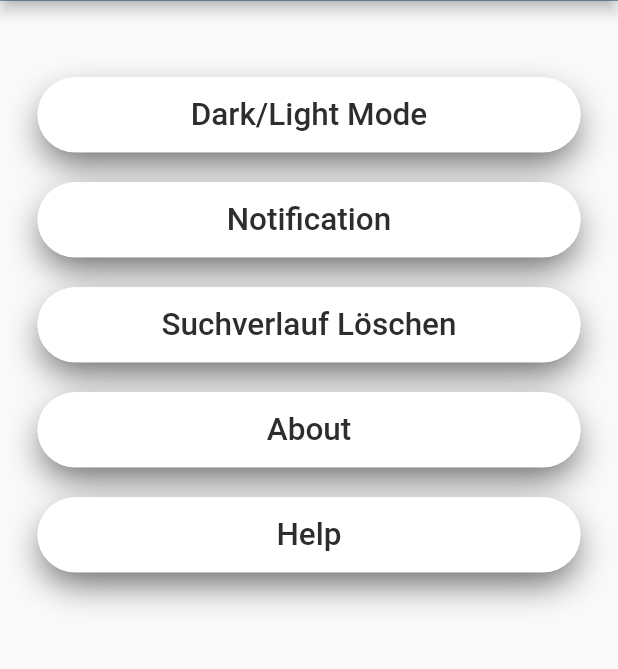
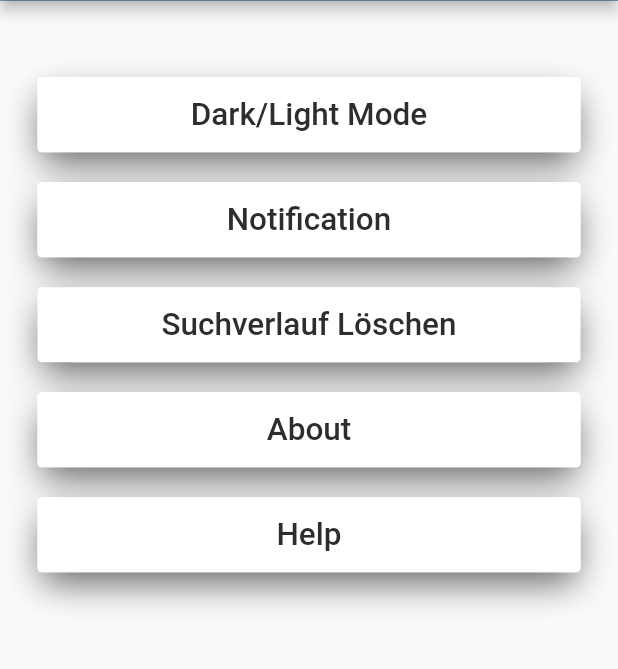
Before and after one commit to dimitarKolev99/flutter_project, a Flutter app: the ProfilePage screen opened directly, on a phone screen of 412 x 824 dp, the part 82-751 px from its top. Run offline on Flutter 3.47's test engine with Material 2 defaults, Android fonts, the phone set to English and light mode, and no system bars; our stand-ins replace flutter_local_notifications, google_fonts, line_awesome_flutter, mobx, shared_preferences, timezone; accounts and stored records are empty; network calls fail.

Commit message:
profil changes
changed card border and app bar in dark mode

```diff
--- a/lib/view/profile.dart
+++ b/lib/view/profile.dart
@@ -35,14 +35,14 @@ class _ProfilePageState extends State<ProfilePage> {
     ThemeChanger _themeChanger = Provider.of<ThemeChanger>(context);
 
     MediaQueryData _mediaQueryData = MediaQuery.of(context);
-    ;
+
     double displayWidth = _mediaQueryData.size.width;
     double displayHeight = _mediaQueryData.size.height;
     double blockSizeHorizontal = displayWidth / 100; // bildschirmbreite in 1%
     double blockSizeVertical = displayHeight / 100; // bildschirmhöhe in 1%
     return Scaffold(
       //ScreenUtil.init(context, height:896, width:414, allowFontScaling: true);
-      appBar: const ProfileAppBar(),
+      appBar: ProfileAppBar(),
       body: Column(
         children: <Widget>[
           SizedBox(height: blockSizeVertical * 5),
@@ -54,7 +54,7 @@ class _ProfilePageState extends State<ProfilePage> {
                   height: 50,
                   margin: EdgeInsets.symmetric(horizontal: 25, vertical: 10),
                   decoration: BoxDecoration(
-                    borderRadius: BorderRadius.circular(33),
+                    borderRadius: BorderRadius.circular(3),
                     boxShadow: [
                       BoxShadow(
                         color: Colors.black.withOpacity(0.6),
@@ -83,7 +83,7 @@ class _ProfilePageState extends State<ProfilePage> {
                         foregroundColor: MaterialStateProperty.all(Color.fromRGBO(45, 45, 45, 1)),
                         shape: MaterialStateProperty.all<RoundedRectangleBorder>(
                             RoundedRectangleBorder(
-                              borderRadius: BorderRadius.circular(33),
+                              borderRadius: BorderRadius.circular(3),
                               //side: BorderSide(color: Colors.black)
                             )
                         ),
@@ -98,7 +98,7 @@ class _ProfilePageState extends State<ProfilePage> {
                   height: 50,
                   margin: EdgeInsets.symmetric(horizontal: 25, vertical: 10),
                   decoration: BoxDecoration(
-                    borderRadius: BorderRadius.circular(33),
+                    borderRadius: BorderRadius.circular(3),
                     boxShadow: [
                       BoxShadow(
                         color: Colors.black.withOpacity(0.6),
@@ -126,7 +126,7 @@ class _ProfilePageState extends State<ProfilePage> {
                         foregroundColor: MaterialStateProperty.all(Color.fromRGBO(45, 45, 45, 1)),
                         shape: MaterialStateProperty.all<RoundedRectangleBorder>(
                             RoundedRectangleBorder(
-                              borderRadius: BorderRadius.circular(33),
+                              borderRadius: BorderRadius.circular(3),
                               //side: BorderSide(color: Colors.black)
                             )
                         ),
@@ -141,7 +141,7 @@ class _ProfilePageState extends State<ProfilePage> {
                   height: 50,
                   margin: EdgeInsets.symmetric(horizontal: 25, vertical: 10),
                   decoration: BoxDecoration(
-                    borderRadius: BorderRadius.circular(33),
+                    borderRadius: BorderRadius.circular(3),
                     boxShadow: [
                       BoxShadow(
                         color: Colors.black.withOpacity(0.6),
@@ -180,7 +180,7 @@ class _ProfilePageState extends State<ProfilePage> {
                   height: 50,
                   margin: EdgeInsets.symmetric(horizontal: 25, vertical: 10),
                   decoration: BoxDecoration(
-                    borderRadius: BorderRadius.circular(33),
+                    borderRadius: BorderRadius.circular(3),
                     boxShadow: [
                       BoxShadow(
                         color: Colors.black.withOpacity(0.6),
@@ -207,7 +207,7 @@ class _ProfilePageState extends State<ProfilePage> {
                         foregroundColor: MaterialStateProperty.all(Color.fromRGBO(45, 45, 45, 1)),
                         shape: MaterialStateProperty.all<RoundedRectangleBorder>(
                             RoundedRectangleBorder(
-                              borderRadius: BorderRadius.circular(33),
+                              borderRadius: BorderRadius.circular(3),
                               //side: BorderSide(color: Colors.black)
                             )
                         ),
@@ -222,7 +222,7 @@ class _ProfilePageState extends State<ProfilePage> {
                   height: 50,
                   margin: EdgeInsets.symmetric(horizontal: 25, vertical: 10),
                   decoration: BoxDecoration(
-                    borderRadius: BorderRadius.circular(33),
+                    borderRadius: BorderRadius.circular(3),
                     boxShadow: [
                       BoxShadow(
                         color: Colors.black.withOpacity(0.6),
@@ -246,7 +246,7 @@ class _ProfilePageState extends State<ProfilePage> {
                         foregroundColor: MaterialStateProperty.all(Color.fromRGBO(45, 45, 45, 1)),
                         shape: MaterialStateProperty.all<RoundedRectangleBorder>(
                             RoundedRectangleBorder(
-                              borderRadius: BorderRadius.circular(33),
+                              borderRadius: BorderRadius.circular(3),
                               //side: BorderSide(color: Colors.black)
                             )
                         ),
```
